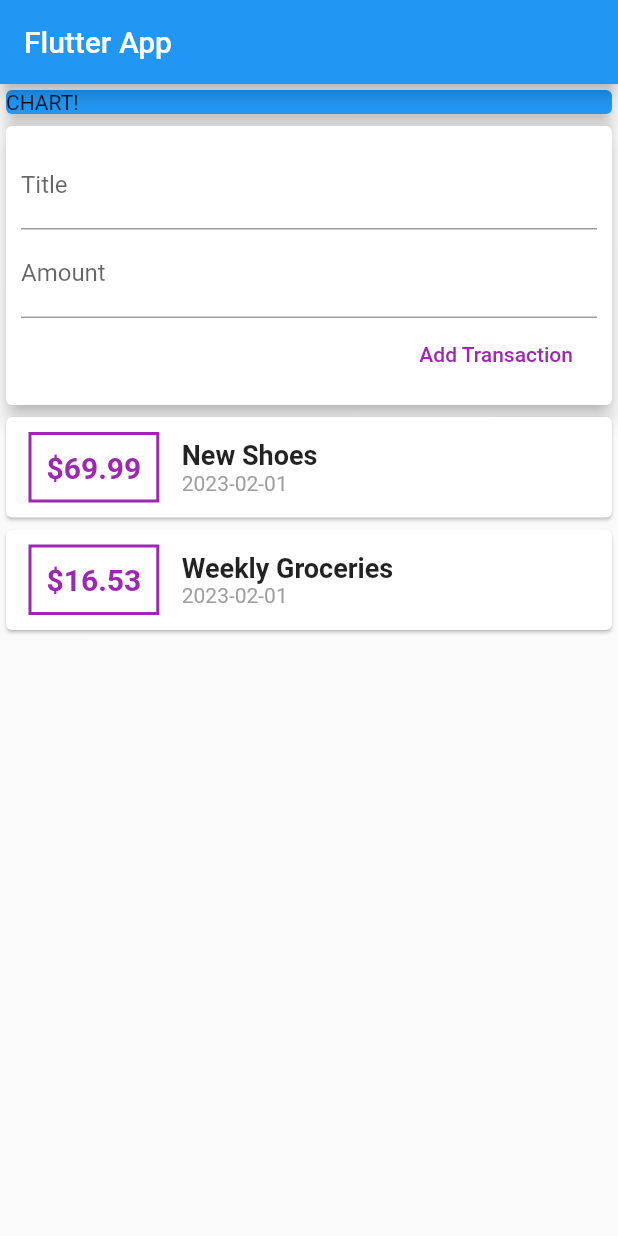
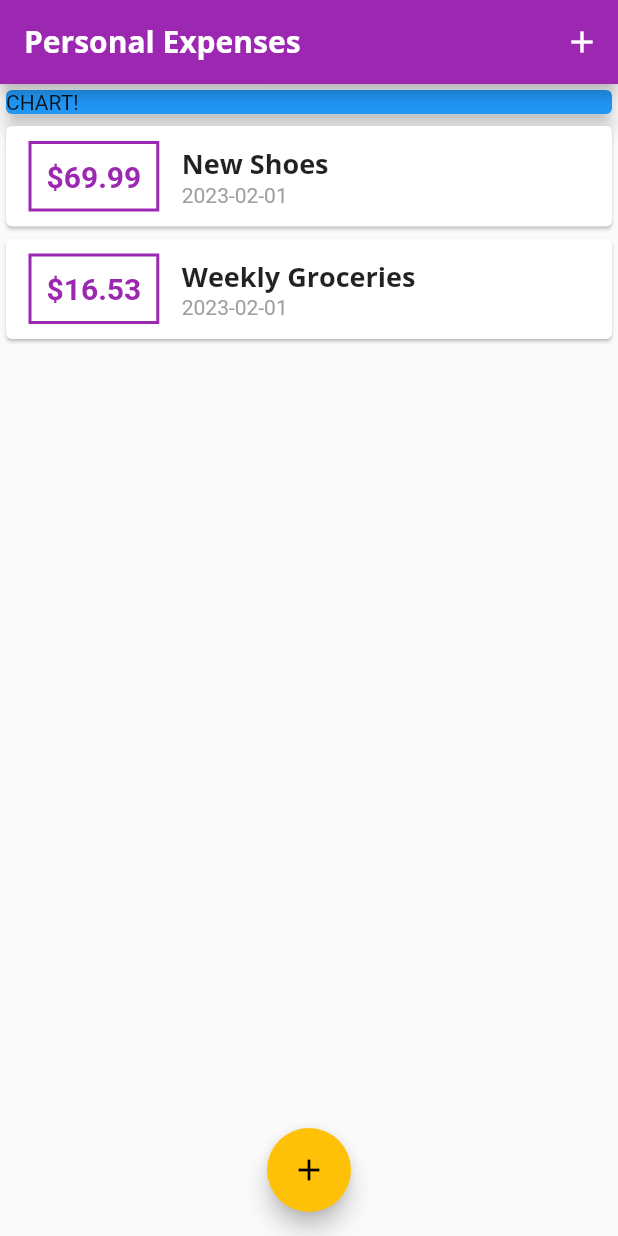
Before and after one commit to tugcekaratekee/tugce_flutter_ogreniyor, a Flutter app: the screen it shows after launch, on a phone screen of 412 x 824 dp. Run offline on Flutter 3.47's test engine with Material 2 defaults, Android fonts, the phone set to English and light mode, and no system bars; missing offline and left inert: dart:ffi.

Commit message:
theming, new fonts added, unused widget deleted

```diff
--- a/lib/main.dart
+++ b/lib/main.dart
@@ -1,5 +1,7 @@
 import 'package:flutter/material.dart';
-import './widgets/user_transaction.dart';
+import 'package:tugce_flutter_ogreniyor/widgets/new_transaction.dart';
+import 'package:tugce_flutter_ogreniyor/widgets/transaction_list.dart';
+import './models/transaction.dart';
 
 void main() => runApp(MyApp());
 
@@ -9,40 +11,115 @@ class MyApp extends StatelessWidget {
   @override
   Widget build(BuildContext context) {
     return MaterialApp(
-      title: 'Flutter App',
+      title: 'Personal Expenses',
+      theme: ThemeData(
+          primarySwatch: Colors.purple,
+          accentColor: Colors.amber,
+          fontFamily: 'Quicksand',
+          textTheme: ThemeData.light().textTheme.copyWith(
+                  headline6: TextStyle(
+                fontFamily: 'OpenSans',
+                fontWeight: FontWeight.bold,
+                fontSize: 18,
+              )),
+          appBarTheme: AppBarTheme(
+            textTheme: ThemeData.light().textTheme.copyWith(
+                  headline6: TextStyle(
+                    fontFamily: 'OpenSans',
+                    fontSize: 20,
+                    fontWeight: FontWeight.bold,
+                  ),
+                ),
+          )),
       home: MyHomePage(),
     );
   }
 }
 
-class MyHomePage extends StatelessWidget {
+class MyHomePage extends StatefulWidget {
+  @override
+  State<MyHomePage> createState() => _MyHomePageState();
+}
+
+class _MyHomePageState extends State<MyHomePage> {
   // String? titleInput;
-  // String? amountInput;
-  final titleController = TextEditingController();
-  final amountController = TextEditingController();
+
+  final List<Transaction> _userTransactions = [
+    Transaction(
+      id: 't1',
+      title: 'New Shoes',
+      amount: 69.99,
+      date: DateTime.now(),
+    ),
+    Transaction(
+      id: 't2',
+      title: 'Weekly Groceries',
+      amount: 16.53,
+      date: DateTime.now(),
+    ),
+  ];
+
+  void _addNewTransaction(String txTitle, double txAmount) {
+    final newTx = Transaction(
+      title: txTitle,
+      amount: txAmount,
+      date: DateTime.now(),
+      id: DateTime.now().toString(),
+    );
+    setState(() {
+      _userTransactions.add(newTx);
+    });
+  }
+
+  void _startAddNewTransaction(BuildContext ctx) {
+    showModalBottomSheet(
+      context: ctx,
+      builder: (_) {
+        return GestureDetector(
+          onTap: () {},
+          child: NewTransaction(_addNewTransaction),
+          behavior: HitTestBehavior.opaque,
+        );
+      },
+    );
+  }
 
   @override
   Widget build(BuildContext context) {
     return Scaffold(
       appBar: AppBar(
-        title: Text('Flutter App'),
+        title: Text(
+          'Personal Expenses',
+          style: TextStyle(fontFamily: 'OpenSans'),
+        ),
+        actions: <Widget>[
+          IconButton(
+            icon: Icon(Icons.add),
+            onPressed: () => _startAddNewTransaction(context),
+          ),
+        ],
       ),
       body: SingleChildScrollView(
         child: Column(
-          //mainAxisAlignment: MainAxisAlignment.start,
+          // mainAxisAlignment: MainAxisAlignment.start,
           crossAxisAlignment: CrossAxisAlignment.stretch,
           children: <Widget>[
             Container(
               width: double.infinity,
-              child: const Card(
+              child: Card(
                 color: Colors.blue,
+                child: Text('CHART!'),
                 elevation: 5,
-                child: Text('CHART!'),
               ),
             ),
-            UserTransactions(),
+            TransactionList(_userTransactions),
           ],
         ),
+      ),
+      floatingActionButtonLocation: FloatingActionButtonLocation.centerFloat,
+      floatingActionButton: FloatingActionButton(
+        child: Icon(Icons.add),
+        onPressed: () => _startAddNewTransaction(context),
       ),
     );
   }
--- a/lib/widgets/transaction_list.dart
+++ b/lib/widgets/transaction_list.dart
@@ -22,13 +22,13 @@ class TransactionList extends StatelessWidget {
                   ),
                   decoration: BoxDecoration(
                     border: Border.all(
-                      color: Colors.purple,
+                      color: Theme.of(context).primaryColor,
                       width: 2,
                     ),
                   ),
                   padding: EdgeInsets.all(10),
                   child: Text(
-                    '\$${transactions[index].amount}',
+                    '\$${transactions[index].amount.toStringAsFixed(2)}',
                     style: const TextStyle(
                       fontWeight: FontWeight.bold,
                       fontSize: 20,
@@ -41,8 +41,7 @@ class TransactionList extends StatelessWidget {
                   children: <Widget>[
                     Text(
                       transactions[index].title,
-                      style: const TextStyle(
-                          fontSize: 18, fontWeight: FontWeight.bold),
+                      style: Theme.of(context).textTheme.headline6,
                     ),
                     Text(
                       DateFormat('yyyy-MM-dd').format(transactions[index].date),
--- a/lib/widgets/user_transaction.dart
+++ /dev/null
@@ -1,50 +0,0 @@
-import 'package:flutter/material.dart';
-import '../models/transaction.dart';
-import './new_transaction.dart';
-import './transaction_list.dart';
-
-class UserTransactions extends StatefulWidget {
-  const UserTransactions({Key? key}) : super(key: key);
-
-  @override
-  State<UserTransactions> createState() => _UserTransactionsState();
-}
-
-class _UserTransactionsState extends State<UserTransactions> {
-  final List<Transaction> _userTransactions = [
-    Transaction(
-      id: 't1',
-      title: 'New Shoes',
-      amount: 69.99,
-      date: DateTime.now(),
-    ),
-    Transaction(
-      id: 't2',
-      title: 'Weekly Groceries',
-      amount: 16.53,
-      date: DateTime.now(),
-    ),
-  ];
-
-  void _addNewTransaction(String txTitle, double txAmount) {
-    final newTx = Transaction(
-      title: txTitle,
-      amount: txAmount,
-      date: DateTime.now(),
-      id: DateTime.now().toString(),
-    );
-    setState(() {
-      _userTransactions.add(newTx);
-    });
-  }
-
-  @override
-  Widget build(BuildContext context) {
-    return Column(
-      children: <Widget>[
-        NewTransaction(_addNewTransaction),
-        TransactionList(_userTransactions),
-      ],
-    );
-  }
-}
```
Also changed, not shown: lib/widgets/new_transaction.dart (+33 -14 lines), pubspec.yaml (+13 -6 lines), assets/fonts/OpenSans-Bold.ttf (added), assets/fonts/OpenSans-Regular.ttf (added), assets/fonts/Quicksand-Bold.ttf (added), assets/fonts/Quicksand-Light.ttf (added), assets/fonts/Quicksand-Medium.ttf (added), assets/fonts/Quicksand-Regular.ttf (added).
